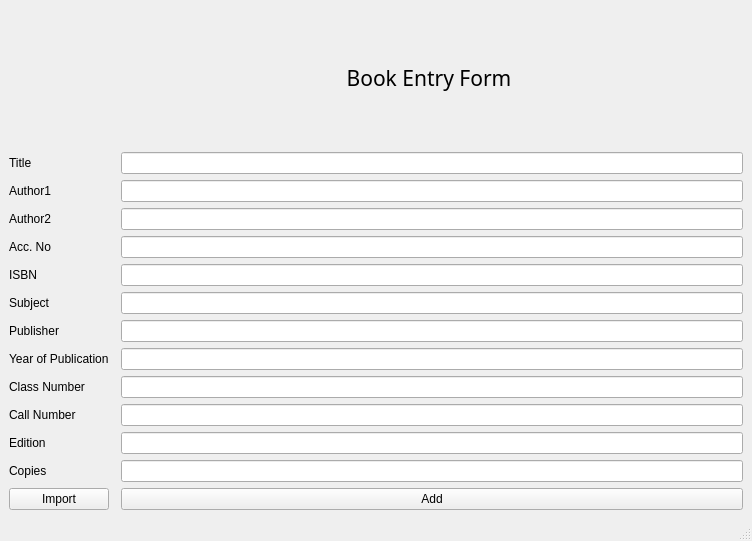
Qt form books.ui (Black-Sirius69/Library-Management-System) before a commit.
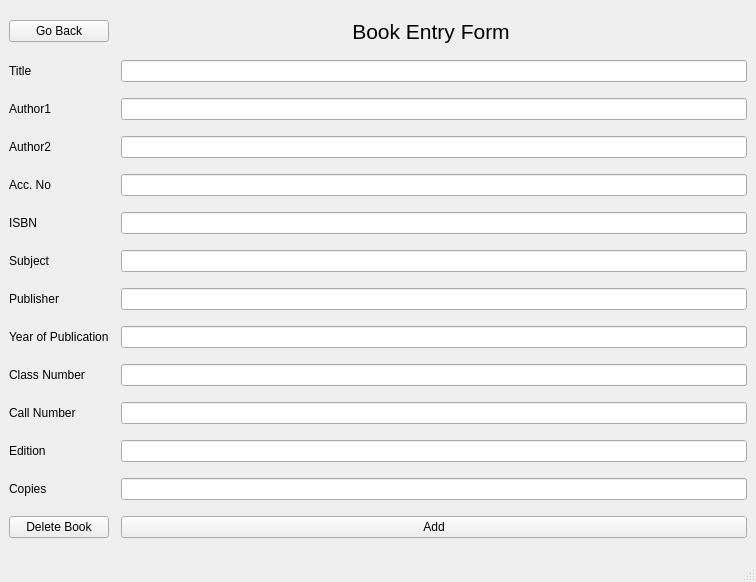
The same form after that commit.

Diff of the .ui file:
```diff
--- a/books.ui
+++ b/books.ui
@@ -6,8 +6,8 @@
    <rect>
     <x>0</x>
     <y>0</y>
-    <width>752</width>
-    <height>541</height>
+    <width>756</width>
+    <height>582</height>
    </rect>
   </property>
   <property name="sizePolicy">
@@ -21,28 +21,7 @@
   </property>
   <widget class="QWidget" name="centralwidget">
    <layout class="QGridLayout" name="gridLayout">
-    <item row="14" column="2">
-     <widget class="QPushButton" name="add_data">
-      <property name="text">
-       <string>Add</string>
-      </property>
-     </widget>
-    </item>
-    <item row="3" column="0">
-     <widget class="QLabel" name="label_3">
-      <property name="text">
-       <string>Author2</string>
-      </property>
-     </widget>
-    </item>
-    <item row="12" column="0">
-     <widget class="QLabel" name="label_11">
-      <property name="text">
-       <string>Copies</string>
-      </property>
-     </widget>
-    </item>
-    <item row="1" column="0">
+    <item row="2" column="0">
      <widget class="QLabel" name="label">
       <property name="text">
        <string>Title</string>
@@ -50,108 +29,105 @@
      </widget>
     </item>
     <item row="5" column="2">
-     <widget class="QLineEdit" name="isbn"/>
+     <widget class="QLineEdit" name="acc_no"/>
     </item>
-    <item row="10" column="0">
-     <widget class="QLabel" name="label_9">
-      <property name="text">
-       <string>Call Number</string>
-      </property>
-     </widget>
+    <item row="4" column="2">
+     <widget class="QLineEdit" name="author_2"/>
     </item>
-    <item row="11" column="2">
+    <item row="12" column="2">
      <widget class="QLineEdit" name="edition"/>
     </item>
-    <item row="5" column="0">
+    <item row="13" column="2">
+     <widget class="QLineEdit" name="copies"/>
+    </item>
+    <item row="6" column="2">
+     <widget class="QLineEdit" name="isbn"/>
+    </item>
+    <item row="9" column="0">
+     <widget class="QLabel" name="label_8">
+      <property name="text">
+       <string>Year of Publication</string>
+      </property>
+     </widget>
+    </item>
+    <item row="6" column="0">
      <widget class="QLabel" name="label_5">
       <property name="text">
        <string>ISBN</string>
       </property>
      </widget>
     </item>
+    <item row="4" column="0">
+     <widget class="QLabel" name="label_3">
+      <property name="text">
+       <string>Author2</string>
+      </property>
+     </widget>
+    </item>
     <item row="2" column="2">
-     <widget class="QLineEdit" name="author_1"/>
+     <widget class="QLineEdit" name="title"/>
     </item>
-    <item row="14" column="0">
-     <widget class="QPushButton" name="import_data">
-      <property name="text">
-       <string>Import</string>
-      </property>
-     </widget>
+    <item row="10" column="2">
+     <widget class="QLineEdit" name="class_number"/>
     </item>
     <item row="8" column="2">
-     <widget class="QLineEdit" name="year_of_publication"/>
+     <widget class="QLineEdit" name="publisher"/>
     </item>
-    <item row="2" column="0">
+    <item row="12" column="0">
+     <widget class="QLabel" name="label_10">
+      <property name="text">
+       <string>Edition</string>
+      </property>
+     </widget>
+    </item>
+    <item row="15" column="2">
+     <widget class="QPushButton" name="add_data">
+      <property name="text">
+       <string>Add</string>
+      </property>
+     </widget>
+    </item>
+    <item row="3" column="0">
      <widget class="QLabel" name="label_2">
       <property name="text">
        <string>Author1</string>
       </property>
      </widget>
     </item>
-    <item row="7" column="0">
+    <item row="11" column="2">
+     <widget class="QLineEdit" name="call_number"/>
+    </item>
+    <item row="8" column="0">
      <widget class="QLabel" name="label_6">
       <property name="text">
        <string>Publisher</string>
       </property>
      </widget>
     </item>
-    <item row="8" column="0">
-     <widget class="QLabel" name="label_8">
+    <item row="10" column="0">
+     <widget class="QLabel" name="label_12">
       <property name="text">
-       <string>Year of Publication</string>
+       <string>Class Number</string>
       </property>
      </widget>
     </item>
-    <item row="4" column="0">
-     <widget class="QLabel" name="label_4">
-      <property name="text">
-       <string>Acc. No</string>
-      </property>
-     </widget>
-    </item>
-    <item row="4" column="2">
-     <widget class="QLineEdit" name="acc_no"/>
-    </item>
-    <item row="10" column="2">
-     <widget class="QLineEdit" name="call_number"/>
-    </item>
     <item row="9" column="2">
-     <widget class="QLineEdit" name="class_number"/>
-    </item>
-    <item row="6" column="2">
-     <widget class="QLineEdit" name="subject"/>
-    </item>
-    <item row="1" column="2">
-     <widget class="QLineEdit" name="title"/>
+     <widget class="QLineEdit" name="year_of_publication"/>
     </item>
     <item row="7" column="2">
-     <widget class="QLineEdit" name="publisher"/>
+     <widget class="QLineEdit" name="subject"/>
     </item>
-    <item row="3" column="2">
-     <widget class="QLineEdit" name="author_2"/>
-    </item>
-    <item row="12" column="2">
-     <widget class="QLineEdit" name="copies"/>
-    </item>
-    <item row="11" column="0">
-     <widget class="QLabel" name="label_10">
-      <property name="text">
-       <string>Edition</string>
-      </property>
-     </widget>
-    </item>
-    <item row="6" column="0">
+    <item row="7" column="0">
      <widget class="QLabel" name="label_7">
       <property name="text">
        <string>Subject</string>
       </property>
      </widget>
     </item>
-    <item row="9" column="0">
-     <widget class="QLabel" name="label_12">
+    <item row="11" column="0">
+     <widget class="QLabel" name="label_9">
       <property name="text">
-       <string>Class Number</string>
+       <string>Call Number</string>
       </property>
      </widget>
     </item>
@@ -165,7 +141,6 @@
       </property>
       <property name="font">
        <font>
-        <family>Fira Code</family>
         <pointsize>16</pointsize>
         <bold>false</bold>
        </font>
@@ -178,6 +153,37 @@
       </property>
      </widget>
     </item>
+    <item row="13" column="0">
+     <widget class="QLabel" name="label_11">
+      <property name="text">
+       <string>Copies</string>
+      </property>
+     </widget>
+    </item>
+    <item row="3" column="2">
+     <widget class="QLineEdit" name="author_1"/>
+    </item>
+    <item row="5" column="0">
+     <widget class="QLabel" name="label_4">
+      <property name="text">
+       <string>Acc. No</string>
+      </property>
+     </widget>
+    </item>
+    <item row="0" column="0">
+     <widget class="QPushButton" name="home_page">
+      <property name="text">
+       <string>Go Back</string>
+      </property>
+     </widget>
+    </item>
+    <item row="15" column="0">
+     <widget class="QPushButton" name="delete_2">
+      <property name="text">
+       <string>Delete Book</string>
+      </property>
+     </widget>
+    </item>
    </layout>
   </widget>
   <widget class="QStatusBar" name="statusbar"/>
```
